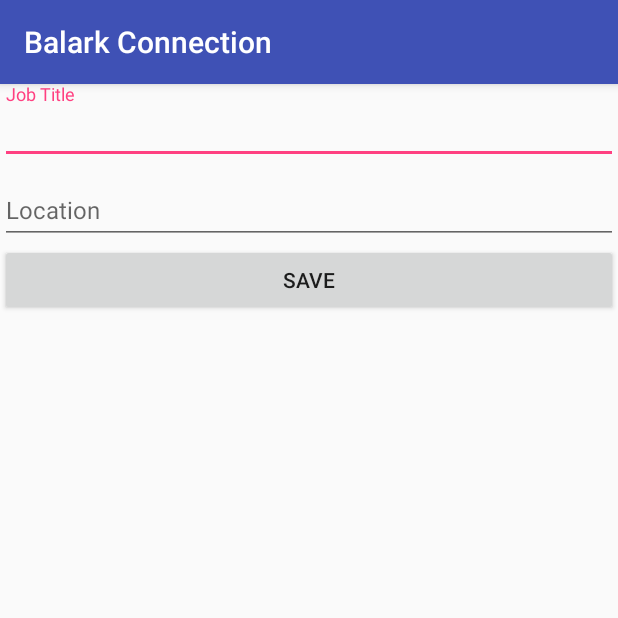
After one commit to BhadrakaliSoftware/Balark-Connection, an Android app: the EditOccupationActivity screen opened directly, with no data from a screen before it, on a phone screen of 412 x 824 dp, the top half of it. The commit adds this screen. Run offline under Robolectric (Android 15) with nearby library versions, the phone set to English and light mode, and no system bars; our stand-ins replace ButterKnife, Firebase (no records; nobody signed in at launch, a user with empty details on screens opened directly).

Commit message:
-> Added the code to add the occupation for the user.

```diff
--- a/app/build.gradle
+++ b/app/build.gradle
@@ -41,4 +41,5 @@ dependencies {
 }
 
 
+
 apply plugin: 'com.google.gms.google-services'
--- a/app/src/main/AndroidManifest.xml
+++ b/app/src/main/AndroidManifest.xml
@@ -33,7 +33,8 @@
             android:theme="@style/AppTheme.NoActionBar" />
         <activity android:name=".ProfileActivity" />
         <activity android:name=".EditProfileActivity" />
-        <activity android:name=".EditAddressActiity"></activity>
+        <activity android:name=".EditAddressActiity" />
+        <activity android:name=".EditOccupationActivity"></activity>
     </application>
 
 </manifest>
--- a/app/src/main/java/com/bhadrasoft/balarkconnection/EditAddressActiity.java
+++ b/app/src/main/java/com/bhadrasoft/balarkconnection/EditAddressActiity.java
@@ -91,7 +91,7 @@ public class EditAddressActiity extends AppCompatActivity implements View.OnClic
         userAddress.put(Address.PINCODE, etPincode.getText().toString());
         userAddress.put(Address.STATE, etState.getText().toString());
 
-        addressReference.updateChildren(userAddress, this);
+        addressReference.child(userId).updateChildren(userAddress, this);
     }
 
     @Override
--- /dev/null
+++ b/app/src/main/java/com/bhadrasoft/balarkconnection/EditOccupationActivity.java
@@ -0,0 +1,85 @@
+package com.bhadrasoft.balarkconnection;
+
+import android.support.v7.app.AppCompatActivity;
+import android.os.Bundle;
+import android.view.View;
+import android.widget.Button;
+import android.widget.EditText;
+
+import com.bhadrasoft.balarkconnection.models.Occupation;
+import com.bhadrasoft.balarkconnection.models.User;
+import com.google.firebase.auth.FirebaseAuth;
+import com.google.firebase.database.DatabaseError;
+import com.google.firebase.database.DatabaseReference;
+import com.google.firebase.database.FirebaseDatabase;
+
+import java.util.HashMap;
+import java.util.Map;
+
+import butterknife.BindView;
+import butterknife.ButterKnife;
+
+public class EditOccupationActivity extends AppCompatActivity implements View.OnClickListener, DatabaseReference.CompletionListener {
+
+    @BindView(R.id.activity_edit_occupation_input_job_title)
+    EditText etJobTitle;
+
+    @BindView(R.id.activity_edit_occupation_input_location)
+    EditText etLocation;
+
+    @BindView(R.id.activity_edit_occupation_button_save)
+    Button buttonSave;
+
+    @Override
+    protected void onCreate(Bundle savedInstanceState) {
+        super.onCreate(savedInstanceState);
+        setContentView(R.layout.activity_edit_occupation);
+        init();
+        initListeners();
+    }
+
+    private void initListeners() {
+        buttonSave.setOnClickListener(this);
+    }
+
+    private void init() {
+        ButterKnife.bind(this);
+    }
+
+    @Override
+    public void onClick(View v) {
+        switch (v.getId()) {
+            case R.id.activity_edit_occupation_button_save:
+                saveUserOccupation();
+            break;
+        }
+    }
+
+    private void saveUserOccupation() {
+
+        //current user id
+        String userId = FirebaseAuth.getInstance().getCurrentUser().getUid();
+
+        final FirebaseDatabase database = FirebaseDatabase.getInstance();
+        DatabaseReference occupationReference = database.getReference().child("occupation");
+
+        Map<String,Object> userOccupation = new HashMap<>();
+        userOccupation.put(Occupation.JOB_TITLE, etJobTitle.getText().toString());
+        userOccupation.put(Occupation.JOB_LOCATION, etLocation.getText().toString());
+        userOccupation.put(Occupation.OCCUPATION_ID, userId);
+        userOccupation.put(Occupation.USER_ID, userId);
+
+        occupationReference.updateChildren(userOccupation, this);
+
+    }
+
+    @Override
+    public void onComplete(DatabaseError databaseError, DatabaseReference databaseReference) {
+        if (databaseError != null) {
+            System.out.println("Data could not be saved " + databaseError.getMessage());
+        } else {
+            System.out.println("Data saved successfully.");
+            finish();
+        }
+    }
+}
--- a/app/src/main/java/com/bhadrasoft/balarkconnection/PersonListFragment.java
+++ b/app/src/main/java/com/bhadrasoft/balarkconnection/PersonListFragment.java
@@ -25,7 +25,8 @@ import org.json.JSONObject;
 import java.util.ArrayList;
 import java.util.Iterator;
 
-public class PersonListFragment extends Fragment implements ValueEventListener, android.support.v4.widget.SwipeRefreshLayout.OnRefreshListener {
+public class PersonListFragment extends Fragment implements ValueEventListener,
+        android.support.v4.widget.SwipeRefreshLayout.OnRefreshListener {
 
     private static final String ARG_COLUMN_COUNT = "column-count";
     private static final String TAG = PersonListFragment.class.getSimpleName();
--- /dev/null
+++ b/app/src/main/res/layout/activity_edit_occupation.xml
@@ -0,0 +1,49 @@
+<?xml version="1.0" encoding="utf-8"?>
+<ScrollView xmlns:android="http://schemas.android.com/apk/res/android"
+    android:layout_width="match_parent"
+    android:layout_height="wrap_content">
+
+    <LinearLayout
+        android:layout_width="match_parent"
+        android:layout_height="wrap_content"
+        android:orientation="vertical">
+        <!--Job title-->
+        <android.support.design.widget.TextInputLayout
+            android:layout_width="match_parent"
+            android:layout_height="wrap_content">
+
+            <EditText
+                android:id="@+id/activity_edit_occupation_input_job_title"
+                android:layout_width="match_parent"
+                android:layout_height="wrap_content"
+                android:hint="@string/hint_job_title"
+                android:lines="1"
+                android:textSize="16sp" />
+
+        </android.support.design.widget.TextInputLayout>
+
+        <!--Location-->
+        <android.support.design.widget.TextInputLayout
+            android:layout_width="match_parent"
+            android:layout_height="wrap_content">
+
+            <EditText
+                android:id="@+id/activity_edit_occupation_input_location"
+                android:layout_width="match_parent"
+                android:layout_height="wrap_content"
+                android:hint="@string/hint_location"
+                android:lines="1"
+                android:textSize="16sp" />
+
+        </android.support.design.widget.TextInputLayout>
+
+        <!--Save button-->
+        <Button
+            android:id="@+id/activity_edit_occupation_button_save"
+            android:layout_width="match_parent"
+            android:layout_height="wrap_content"
+            android:text="Save" />
+
+    </LinearLayout>
+
+</ScrollView>
--- a/app/src/main/res/layout/layout_profile_bottom.xml
+++ b/app/src/main/res/layout/layout_profile_bottom.xml
@@ -26,11 +26,11 @@
     <include
         android:id="@+id/layout_family_detail"
         layout="@layout/layout_family_detail"
-        android:visibility="gone" />
+        android:visibility="visible" />
 
     <include
         android:id="@+id/layout_contact_detail"
         layout="@layout/layout_contact_detail"
-        android:visibility="gone" />
+        android:visibility="visible" />
 
 </LinearLayout>
--- a/app/src/main/res/values/strings.xml
+++ b/app/src/main/res/values/strings.xml
@@ -80,4 +80,5 @@
     <string name="hint_state">State</string>
     <string name="hint_country">Country</string>
     <string name="hint_pincode">Pincode</string>
+    <string name="hint_location">Location</string>
 </resources>
```
Also changed, not shown: app/src/main/java/com/bhadrasoft/balarkconnection/EditProfileActivity.java (+0 -12 lines).
